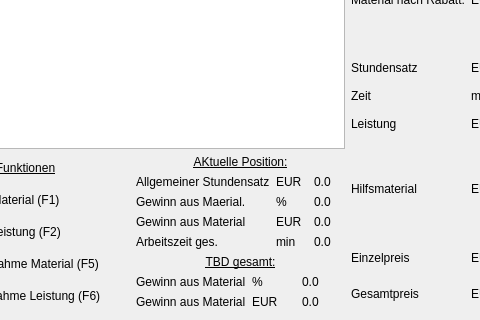
romanweissflog/FAKT, file form/general_content.ui: the form before one commit; both pictures show x 90 to 570 and y 268 to 588 of the 875 by 588 pixel window.
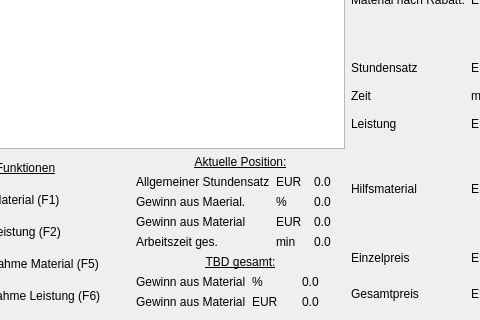
The form after the commit. Custom widgets are drawn as their Qt base class.

Patch:
```diff
--- a/form/general_content.ui
+++ b/form/general_content.ui
@@ -183,7 +183,7 @@
             </font>
            </property>
            <property name="text">
-            <string>AKtuelle Position:</string>
+            <string>Aktuelle Position:</string>
            </property>
            <property name="alignment">
             <set>Qt::AlignCenter</set>
```
